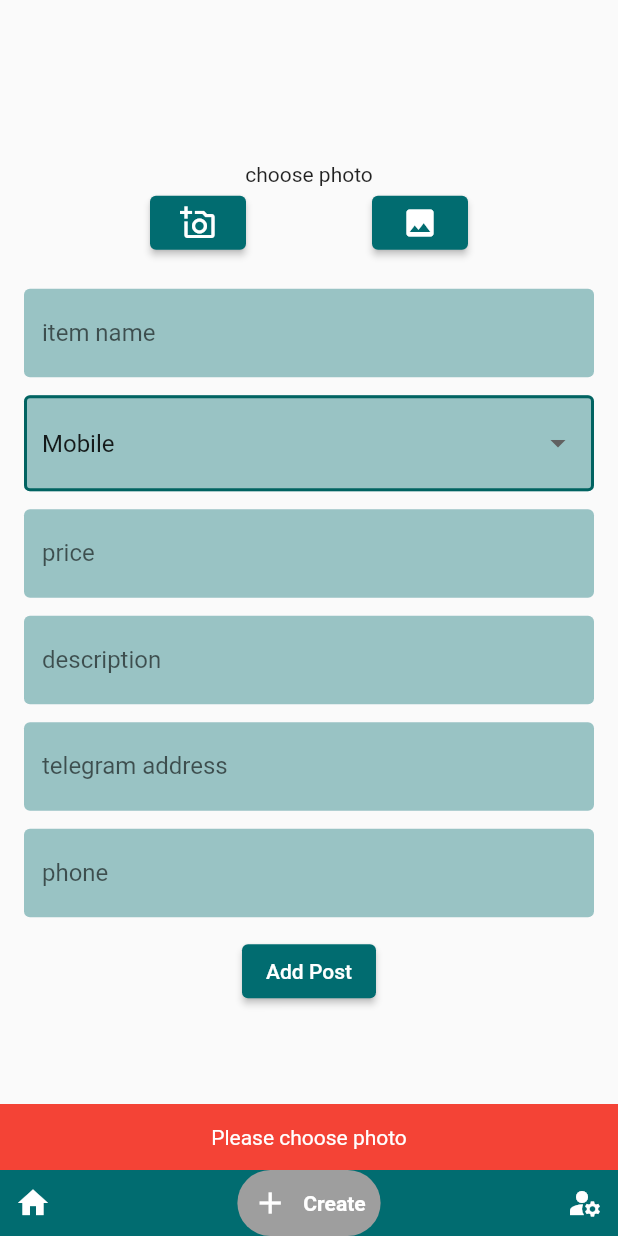
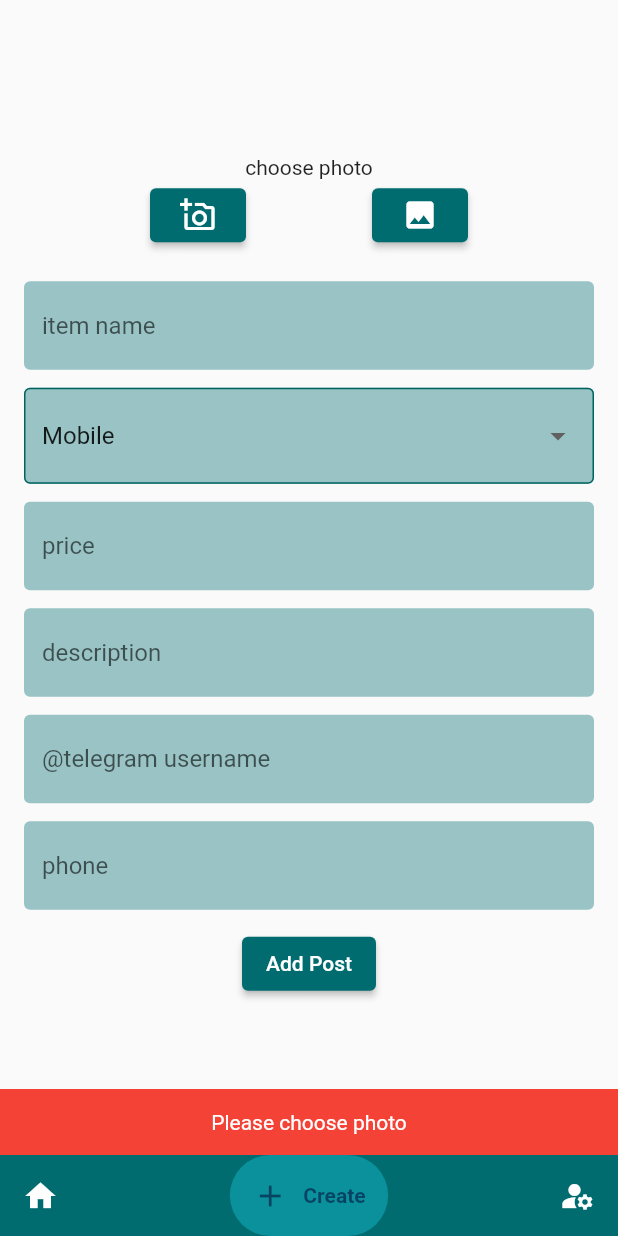
Before and after one commit to Getasew21/student-ecom-mobile-project, a Flutter app: the screen it shows once a user with an empty profile is signed in, item 2 of the bottom bar chosen, after a tap on "Add Post", on a phone screen of 412 x 824 dp. Run offline on Flutter 3.47's test engine with Material 2 defaults, Android fonts, the light colour scheme and no system bars; drawn by our look-alikes of google_nav_bar; our stand-ins replace cloud_firestore, curved_navigation_bar, firebase_auth, firebase_core, firebase_messaging, firebase_storage and 3 more; missing offline and left inert: bouncy_widget, easy_image_viewer, empty_widget; accounts and stored records are empty.

Commit message:
post create validation etc are done and icon for the app is set

```diff
--- a/lib/main.dart
+++ b/lib/main.dart
@@ -2,11 +2,14 @@ import 'package:firebase_auth/firebase_auth.dart';
 import 'package:firebase_messaging/firebase_messaging.dart';
 import 'package:flutter/material.dart';
 import 'package:firebase_core/firebase_core.dart';
+import 'package:flutter/services.dart';
 import 'package:studecom/screens/AdminDashboard.dart';
 import 'package:studecom/screens/Home.dart';
-import 'package:studecom/screens/PostDetail.dart';
+import 'package:studecom/screens/PostCreate.dart';
+
 import 'package:studecom/screens/Posts.dart';
 import 'package:studecom/screens/Profile.dart';
+import 'package:studecom/screens/ResetPassword.dart';
 import 'package:studecom/screens/SignUp.dart';
 import 'package:studecom/screens/Signin.dart';
 import 'package:studecom/services/LocalNotificationService.dart';
@@ -40,6 +43,12 @@ void main() async {
     sound: true,
   );
   LocalNotificationService.initilize();
+
+//sytem navigation bar
+  SystemChrome.setSystemUIChangeCallback((systemOverlaysAreVisible) async {
+    await Future.delayed(const Duration(seconds: 1));
+    SystemChrome.restoreSystemUIOverlays();
+  });
   runApp(const MyApp());
 }
 
@@ -54,6 +63,7 @@ class _MyAppState extends State<MyApp> {
   // This widget is the root of your application.
   @override
   void initState() {
+    SystemChrome.setEnabledSystemUIMode(SystemUiMode.manual, overlays: []);
     FirebaseMessaging.onMessage.listen((RemoteMessage message) {
       LocalNotificationService.showNotificationOnForeground(message);
     });
@@ -75,6 +85,8 @@ class _MyAppState extends State<MyApp> {
         '/home': (context) => Home(),
         '/profile': (context) => Profile(),
         '/admin': (context) => const AdminDashboard(),
+        '/postcreate': (context) => const PostCreate(),
+        '/resetpassword': (context) => const ResetPassword(),
       },
       home: StreamBuilder(
         stream: FirebaseAuth.instance.authStateChanges(),
--- a/lib/screens/Home.dart
+++ b/lib/screens/Home.dart
@@ -48,10 +48,10 @@ class _HomeState extends State<Home> {
       bottomNavigationBar: GNav(
           backgroundColor: Theme.of(context).primaryColor,
           color: Colors.white,
-          activeColor: Colors.white,
-          tabBackgroundColor: Colors.grey.shade500,
+          activeColor: Color.fromARGB(209, 6, 51, 87),
+          tabBackgroundColor: Color.fromARGB(255, 10, 145, 155),
           gap: 10,
-          padding: const EdgeInsets.all(10),
+          padding: const EdgeInsets.all(15),
           onTabChange: (index) {
             _pageController.animateToPage(
               index,
--- a/lib/screens/PostCreate.dart
+++ b/lib/screens/PostCreate.dart
@@ -1,11 +1,11 @@
 import 'dart:io';
-import 'dart:math';
 
 import 'package:bouncy_widget/bouncy_widget.dart';
 import 'package:firebase_auth/firebase_auth.dart';
 import 'package:firebase_storage/firebase_storage.dart';
 import 'package:flutter/material.dart';
 import 'package:cloud_firestore/cloud_firestore.dart';
+import 'package:flutter/services.dart';
 import 'package:image_picker/image_picker.dart';
 import 'package:url_launcher/url_launcher.dart';
 
@@ -33,7 +33,7 @@ class _PostCreateState extends State<PostCreate> {
   var phoneNumber = "";
   File? image;
   bool isPost = true;
-  bool isPermit = false;
+  bool isPermit = true;
   var db = FirebaseFirestore.instance;
   int postNumber = 0;
   // functions
@@ -221,7 +221,7 @@ class _PostCreateState extends State<PostCreate> {
       child: SingleChildScrollView(
         child: Column(
           children: [
-            postNumber > 1 || true
+            postNumber < 1 || isPermit
                 ? Padding(
                     padding: const EdgeInsets.all(16),
                     child: Form(
@@ -245,8 +245,8 @@ class _PostCreateState extends State<PostCreate> {
                                               CrossAxisAlignment.start,
                                           children: [
                                             SizedBox(
-                                                height: 300,
-                                                width: 300,
+                                                height: 200,
+                                                width: 260,
                                                 child: Image.file(
                                                   image!,
                                                   width: double.infinity,
@@ -256,13 +256,17 @@ class _PostCreateState extends State<PostCreate> {
                                         ),
                                         Align(
                                           alignment: Alignment.topRight,
-                                          child: TextButton(
+                                          child: FloatingActionButton(
+                                            backgroundColor:
+                                                Theme.of(context).primaryColor,
                                             onPressed: () {
                                               setState(() {
                                                 image = null;
                                               });
                                             },
-                                            child: const Icon(Icons.close),
+                                            child: const Icon(
+                                              Icons.close,
+                                            ),
                                           ),
                                         ),
                                       ],
@@ -301,8 +305,9 @@ class _PostCreateState extends State<PostCreate> {
                                 return null;
                               },
                               keyboardType: TextInputType.emailAddress,
+                              textCapitalization: TextCapitalization.sentences,
                               decoration: const InputDecoration(
-                                labelText: "item name",
+                                hintText: "item name",
                                 filled: true,
                                 fillColor:
                                     const Color.fromARGB(99, 1, 108, 112),
@@ -310,7 +315,7 @@ class _PostCreateState extends State<PostCreate> {
                                     borderSide: BorderSide.none),
                                 errorBorder: OutlineInputBorder(
                                   borderSide: BorderSide(
-                                      width: 3, color: Colors.redAccent),
+                                      width: 1, color: Colors.redAccent),
                                 ),
                               ),
                               onSaved: ((newValue) {
@@ -328,7 +333,7 @@ class _PostCreateState extends State<PostCreate> {
                                   enabledBorder: OutlineInputBorder(
                                     borderSide: BorderSide(
                                         color: Color.fromARGB(255, 1, 99, 97),
-                                        width: 2),
+                                        width: 1),
                                   ),
                                   focusedBorder: OutlineInputBorder(
                                     borderSide: BorderSide(
@@ -356,12 +361,12 @@ class _PostCreateState extends State<PostCreate> {
                               key: const ValueKey("price"),
                               validator: (value) {
                                 if (value!.isEmpty) {
-                                  return 'please enter price';
+                                  return 'please valid price';
                                 }
                                 return null;
                               },
                               decoration: const InputDecoration(
-                                labelText: "price",
+                                hintText: "price",
                                 filled: true,
                                 fillColor:
                                     const Color.fromARGB(99, 1, 108, 112),
@@ -369,7 +374,7 @@ class _PostCreateState extends State<PostCreate> {
                                     borderSide: BorderSide.none),
                                 errorBorder: OutlineInputBorder(
                                   borderSide: BorderSide(
-                                      width: 3, color: Colors.redAccent),
+                                      width: 1, color: Colors.redAccent),
                                 ),
                               ),
                               onSaved: ((newValue) {
@@ -386,18 +391,20 @@ class _PostCreateState extends State<PostCreate> {
                                 if (value!.isEmpty) {
                                   return 'please enter a description';
                                 }
+                                if (value.length < 10) {
+                                  return 'at least 10 character';
+                                }
                                 return null;
                               },
                               decoration: const InputDecoration(
-                                labelText: "description",
+                                hintText: "description",
                                 filled: true,
-                                fillColor:
-                                    const Color.fromARGB(99, 1, 108, 112),
+                                fillColor: Color.fromARGB(99, 1, 108, 112),
                                 border: OutlineInputBorder(
                                     borderSide: BorderSide.none),
                                 errorBorder: OutlineInputBorder(
                                   borderSide: BorderSide(
-                                      width: 3, color: Colors.redAccent),
+                                      width: 1, color: Colors.redAccent),
                                 ),
                               ),
                               onSaved: ((newValue) {
@@ -409,23 +416,25 @@ class _PostCreateState extends State<PostCreate> {
                             ),
                             //tlegram address ********************************************
                             TextFormField(
-                              key: const ValueKey("telegram address"),
+                              key: const ValueKey("@telegrame username"),
                               validator: (value) {
                                 if (value!.isEmpty) {
                                   return 'please enter a tlegram address';
                                 }
+                                if (!value.startsWith("@")) {
+                                  return "telegram address start with @ ";
+                                }
                                 return null;
                               },
                               decoration: const InputDecoration(
-                                labelText: "telegram address",
+                                hintText: "@telegram username",
                                 filled: true,
-                                fillColor:
-                                    const Color.fromARGB(99, 1, 108, 112),
+                                fillColor: Color.fromARGB(99, 1, 108, 112),
                                 border: OutlineInputBorder(
                                     borderSide: BorderSide.none),
                                 errorBorder: OutlineInputBorder(
                                   borderSide: BorderSide(
-                                      width: 3, color: Colors.redAccent),
+                                      width: 1, color: Colors.redAccent),
                                 ),
                               ),
                               onSaved: ((newValue) {
@@ -438,21 +447,24 @@ class _PostCreateState extends State<PostCreate> {
                             //phone ********************************************
                             TextFormField(
                               key: const ValueKey("phone"),
+                              keyboardType: TextInputType.number,
                               validator: (value) {
                                 if (value!.isEmpty) {
                                   return 'please enter a phone number';
                                 }
-                                return null;
                               },
+                              inputFormatters: <TextInputFormatter>[
+                                FilteringTextInputFormatter.digitsOnly
+                              ],
                               decoration: const InputDecoration(
-                                labelText: "phone",
+                                hintText: "phone",
                                 filled: true,
                                 fillColor: Color.fromARGB(99, 1, 108, 112),
                                 border: OutlineInputBorder(
                                     borderSide: BorderSide.none),
                                 errorBorder: OutlineInputBorder(
                                   borderSide: BorderSide(
-                                      width: 3, color: Colors.redAccent),
+                                      width: 1, color: Colors.redAccent),
                                 ),
                               ),
                               onSaved: ((newValue) {
--- a/lib/screens/Posts.dart
+++ b/lib/screens/Posts.dart
@@ -2,6 +2,7 @@ import 'package:cloud_firestore/cloud_firestore.dart';
 import 'package:firebase_auth/firebase_auth.dart';
 import 'package:flutter/material.dart';
 import 'package:studecom/widgets/Post.dart';
+import 'package:url_launcher/url_launcher.dart';
 
 class Posts extends StatefulWidget {
   const Posts({Key? key}) : super(key: key);
@@ -27,6 +28,7 @@ class _PostsState extends State<Posts> {
         child: ListView(
           padding: EdgeInsets.zero,
           children: [
+            // drawer header
             DrawerHeader(
               decoration: BoxDecoration(
                 color: Theme.of(context).primaryColor,
@@ -52,13 +54,41 @@ class _PostsState extends State<Posts> {
                 ],
               ),
             ),
+
+            //drawer list items
+
             ListTile(
-              title: const Text('Item 1'),
-              onTap: () {},
+              leading: const Icon(Icons.contact_emergency),
+              title: const Text("Contact Us"),
+              onTap: () {
+                final Uri emailLaunchUri = Uri(
+                  scheme: 'mailto',
+                  path: 'getasewadane9@gmail.com',
+                );
+
+                launchUrl(emailLaunchUri);
+              },
             ),
             ListTile(
-              title: const Text('Item 2'),
-              onTap: () {},
+              leading: const Icon(Icons.feedback),
+              title: const Text("Feedback"),
+              onTap: () {
+                final Uri emailLaunchUri = Uri(
+                  scheme: 'mailto',
+                  path: 'getasewadane9@gmail.com',
+                );
+
+                launchUrl(emailLaunchUri);
+              },
+            ),
+            ListTile(
+              leading: const Icon(Icons.close),
+              title: const Text('Sign out'),
+              onTap: () async {
+                await FirebaseAuth.instance.signOut();
+                Navigator.pushNamedAndRemoveUntil(
+                    context, "/signin", (route) => false);
+              },
             ),
           ],
         ),
--- a/lib/screens/Profile.dart
+++ b/lib/screens/Profile.dart
@@ -2,6 +2,8 @@ import 'package:cloud_firestore/cloud_firestore.dart';
 import 'package:firebase_auth/firebase_auth.dart';
 import 'package:flutter/material.dart';
 import 'package:studecom/screens/PostDetail.dart';
+import 'package:empty_widget/empty_widget.dart';
+import 'package:url_launcher/url_launcher.dart';
 
 class Profile extends StatefulWidget {
   Profile({Key? key}) : super(key: key);
@@ -39,16 +41,19 @@ class _ProfileState extends State<Profile> {
   @override
   Widget build(BuildContext context) {
     checkUserStatus();
-    print(postNumber);
+
     return Scaffold(
       appBar: AppBar(
         backgroundColor: Theme.of(context).primaryColor,
         title: const Text("Profile"),
       ),
+
+      //drawer
       drawer: Drawer(
         child: ListView(
           padding: EdgeInsets.zero,
           children: [
+            // drawer header
             DrawerHeader(
               decoration: BoxDecoration(
                 color: Theme.of(context).primaryColor,
@@ -74,16 +79,49 @@ class _ProfileState extends State<Profile> {
                 ],
               ),
             ),
+
+            //drawer list items
+
+            if (isAdmin)
               ListTile(
-              title: const Text('Create post'),
-              onTap: () {},
+                leading: const Icon(Icons.dashboard),
+                title: const Text('Admin Dashboard'),
+                onTap: () {
+                  Navigator.pushNamed(context, "/admin");
+                },
               ),
             ListTile(
+              leading: const Icon(Icons.contact_emergency),
+              title: const Text("Contact Us"),
+              onTap: () {
+                final Uri emailLaunchUri = Uri(
+                  scheme: 'mailto',
+                  path: 'getasewadane9@gmail.com',
+                );
+
+                launchUrl(emailLaunchUri);
+              },
+            ),
+            ListTile(
+              leading: const Icon(Icons.feedback),
+              title: const Text("Feedback"),
+              onTap: () {
+                final Uri emailLaunchUri = Uri(
+                  scheme: 'mailto',
+                  path: 'getasewadane9@gmail.com',
+                );
+
+                launchUrl(emailLaunchUri);
+              },
+            ),
+            ListTile(
+              leading: const Icon(Icons.close),
               title: const Text('Sign out'),
               onTap: () async {
                 await FirebaseAuth.instance.signOut();
+
                 Navigator.pushNamedAndRemoveUntil(
-                    context, "/signup", (route) => false);
+                    context, "/signin", (route) => false);
               },
             ),
           ],
@@ -97,6 +135,7 @@ class _ProfileState extends State<Profile> {
                 .snapshots(),
             builder: (context, snapshot) {
               final postDoc = snapshot.hasData ? snapshot.data!.docs : [];
+              final postNum = snapshot.hasData ? snapshot.data!.docs.length : 0;
               if (!snapshot.hasData) {
                 return const Center(child: CircularProgressIndicator());
               } else {
@@ -105,7 +144,11 @@ class _ProfileState extends State<Profile> {
                     child: Column(
                       crossAxisAlignment: CrossAxisAlignment.start,
                       children: [
-                        Row(
+                        Card(
+                          elevation: 10,
+                          child: Container(
+                            padding: const EdgeInsets.all(10),
+                            child: Row(
                               crossAxisAlignment: CrossAxisAlignment.center,
                               mainAxisAlignment: MainAxisAlignment.spaceAround,
                               children: [
@@ -124,46 +167,59 @@ class _ProfileState extends State<Profile> {
                                     ),
                                     Text(
                                       user!.email.toString(),
-                                  style: const TextStyle(fontSize: 20),
+                                      style: const TextStyle(fontSize: 16),
                                     )
                                   ],
                                 ),
 
                                 Column(
+                                  mainAxisAlignment: MainAxisAlignment.end,
                                   children: [
                                     Text(
-                                  '${postNumber}',
-                                  style: const TextStyle(fontSize: 30),
+                                      '${postNumber ?? 0}',
+                                      style: const TextStyle(fontSize: 20),
                                     ),
                                     const Text(
                                       "Total Posts",
-                                  style: TextStyle(fontSize: 20),
+                                      style: TextStyle(fontSize: 16),
                                     ),
                                   ],
                                 ),
                               ],
                             ),
-                        //user admin card
-                        if (isAdmin)
-                          Card(
-                            color: Color.fromARGB(209, 1, 108, 112),
-                            child: GestureDetector(
-                              child: const ListTile(
-                                title: Text(
-                                  'User Admin',
-                                  style: TextStyle(
-                                      color: Colors.white, fontSize: 25),
                           ),
                         ),
-                              onTap: () {
-                                Navigator.pushNamed(context, '/admin');
-                              },
+                        //user admin card
+
+                        const SizedBox(
+                          height: 50,
                         ),
+                        // user post list
+                        Text(
+                          "RECENT POSTS",
+                          style: TextStyle(
+                              fontWeight: FontWeight.bold,
+                              fontSize: 18,
+                              color: Colors.grey[600]),
                         ),
-                        const SizedBox(
-                          height: 20,
+                        if (postNum == 0)
+                          Center(
+                              child: EmptyWidget(
+                            image: null,
+                            packageImage: PackageImage.Image_4,
+                            title: 'No Post Yet',
+                            subTitle: 'Please create new Post',
+                            titleTextStyle: const TextStyle(
+                              fontSize: 22,
+                              color: Color(0xff9da9c7),
+                              fontWeight: FontWeight.w500,
                             ),
-                        const Text("RECENT POSTS"),
+                            subtitleTextStyle: const TextStyle(
+                              fontSize: 14,
+                              color: Color(0xffabb8d6),
+                            ),
+                          )),
+
                         SizedBox(
                             height: MediaQuery.of(context).size.height * 0.65,
                             child: GridView.count(
@@ -191,7 +247,8 @@ class _ProfileState extends State<Profile> {
                                       return Container(
                                         alignment: Alignment.center,
                                         margin: const EdgeInsets.only(top: 30),
-                                        child: CircularProgressIndicator(),
+                                        child:
+                                            const CircularProgressIndicator(),
                                       );
                                     },
                                   ),
@@ -205,43 +262,4 @@ class _ProfileState extends State<Profile> {
       ),
     );
   }
-
-  void showEditDialog(BuildContext context) => showDialog(
-        context: context,
-        barrierDismissible: false,
-        builder: (context) {
-          return Dialog(
-            child: Padding(
-              padding: EdgeInsets.all(10),
-              child: Column(
-                mainAxisSize: MainAxisSize.min,
-                children: [
-                  TextFormField(
-                    key: const ValueKey("username"),
-                    validator: (value) {
-                      if (value!.isEmpty || value.length < 4) {
-                        return 'please enter a valid password';
 }
-                      return null;
-                    },
-                    decoration: const InputDecoration(labelText: "password"),
-                    onSaved: ((newValue) {}),
-                  ),
-                  TextFormField(
-                    key: const ValueKey("password"),
-                    validator: (value) {
-                      if (value!.isEmpty || value.length < 4) {
-                        return 'please enter a valid password';
-                      }
-                      return null;
-                    },
-                    decoration: const InputDecoration(labelText: "password"),
-                    onSaved: ((newValue) {}),
-                  ),
-                ],
-              ),
-            ),
-          );
-        },
-      );
-}
--- a/lib/screens/SignUp.dart
+++ b/lib/screens/SignUp.dart
@@ -48,9 +48,10 @@ class _SignUpState extends State<SignUp> {
             );
           },
         );
+//user authentication
+        UserCredential authResult = await _auth.createUserWithEmailAndPassword(
+            email: _userEmail, password: _userPassword);
 
-        UserCredential authResult = await _auth.createUserWithEmailAndPassword(
-            email: _userEmail, password: _userPassword); //user authentication
         await FirebaseFirestore.instance
             .collection("users")
             .doc(authResult.user?.uid)
--- a/lib/widgets/cardDescription.dart
+++ b/lib/widgets/cardDescription.dart
@@ -7,6 +7,8 @@ class CardDescription extends StatelessWidget {
   @override
   Widget build(BuildContext context) {
     return Container(
+      decoration: const BoxDecoration(
+          border: Border(bottom: BorderSide(width: 1, color: Colors.black12))),
       margin: const EdgeInsets.only(left: 10, right: 10),
       child: Row(children: [
         Container(
```
Also changed, not shown: lib/screens/AdminDashboard.dart (+17 -8 lines), lib/screens/PostDetail.dart (+64 -15 lines), lib/screens/ResetPassword.dart (added, +73 -0 lines), lib/screens/Signin.dart (+23 -11 lines), lib/screens/SplashScreen.dart (added, +32 -0 lines), pubspec.yaml (+13 -2 lines), lib/images/icons8-shopping-cart.gif (added), pubspec.lock, 27 other files. Lines whose indentation alone changed are shown as unchanged.
